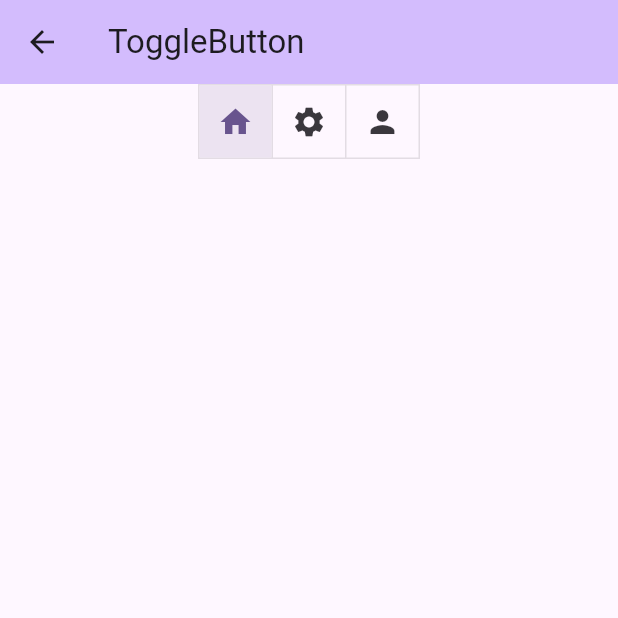
After one commit to azhar-chaudhari/flutter-examples, a Flutter app: the ToggleButtonPage screen opened directly, after a tap on the "home" icon, on a phone screen of 412 x 824 dp, the top half of it. The commit adds this screen. Run offline on Flutter 3.47's test engine with Material 2 defaults, Android fonts, the phone set to English and light mode, and no system bars; generated files the repository leaves out were written again.

Commit message:
toggle button page

```diff
--- /dev/null
+++ b/lib/pages/toggle_button_page.dart
@@ -0,0 +1,42 @@
+import 'package:flutter/material.dart';
+
+class ToggleButtonPage extends StatefulWidget {
+  const ToggleButtonPage({super.key});
+
+  @override
+  State<ToggleButtonPage> createState() => _ToggleButtonPageState();
+}
+
+class _ToggleButtonPageState extends State<ToggleButtonPage> {
+  List<bool> isSelected = [false, false, false];
+  @override
+  Widget build(BuildContext context) {
+    return Scaffold(
+      appBar: AppBar(
+        backgroundColor: Theme.of(context).colorScheme.inversePrimary,
+        title: const Text("ToggleButton"),
+      ),
+      body: SingleChildScrollView(
+        child: Center(
+          child: Column(
+            children: [
+              ToggleButtons(
+                isSelected: isSelected,
+                children: const [
+                  Icon(Icons.home),
+                  Icon(Icons.settings),
+                  Icon(Icons.person)
+                ],
+                onPressed: (int index) => {
+                  setState(
+                    () => isSelected[index] = !isSelected[index],
+                  )
+                },
+              )
+            ],
+          ),
+        ),
+      ),
+    );
+  }
+}
--- a/lib/widgets/nav-drawer.dart
+++ b/lib/widgets/nav-drawer.dart
@@ -19,6 +19,7 @@ import 'package:flutter_examples/pages/sizedbox_page.dart';
 import 'package:flutter_examples/pages/snackbar_page.dart';
 import 'package:flutter_examples/pages/tabbar_page.dart';
 import 'package:flutter_examples/pages/text_page.dart';
+import 'package:flutter_examples/pages/toggle_button_page.dart';
 
 class NavDrawer extends StatelessWidget {
   const NavDrawer({super.key});
@@ -188,6 +189,18 @@ class NavDrawer extends StatelessWidget {
                     );
                   },
                 ),
+                ListTile(
+                  leading: const Icon(Icons.verified_user),
+                  title: const Text('ToggleButton'),
+                  onTap: () {
+                    Navigator.pop(context); // Close the drawer
+                    Navigator.push(
+                      context,
+                      MaterialPageRoute(
+                          builder: (context) => const ToggleButtonPage()),
+                    );
+                  },
+                ),
               ]),
           ExpansionTile(
               title: const Text("UI Elements"),
```
